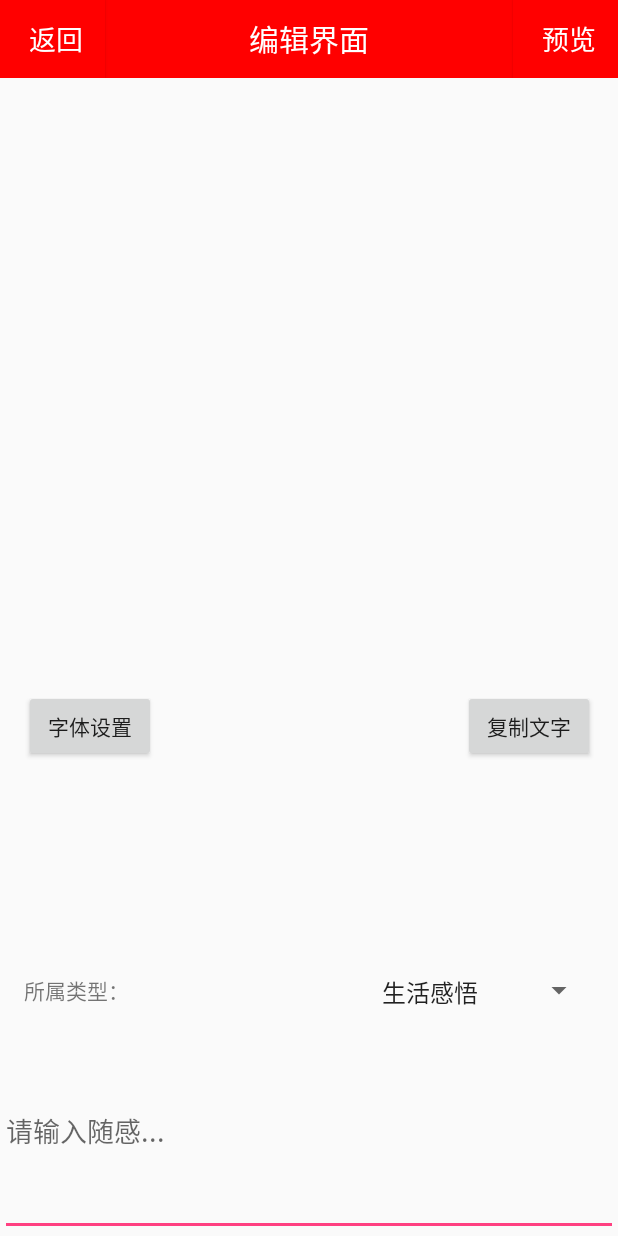
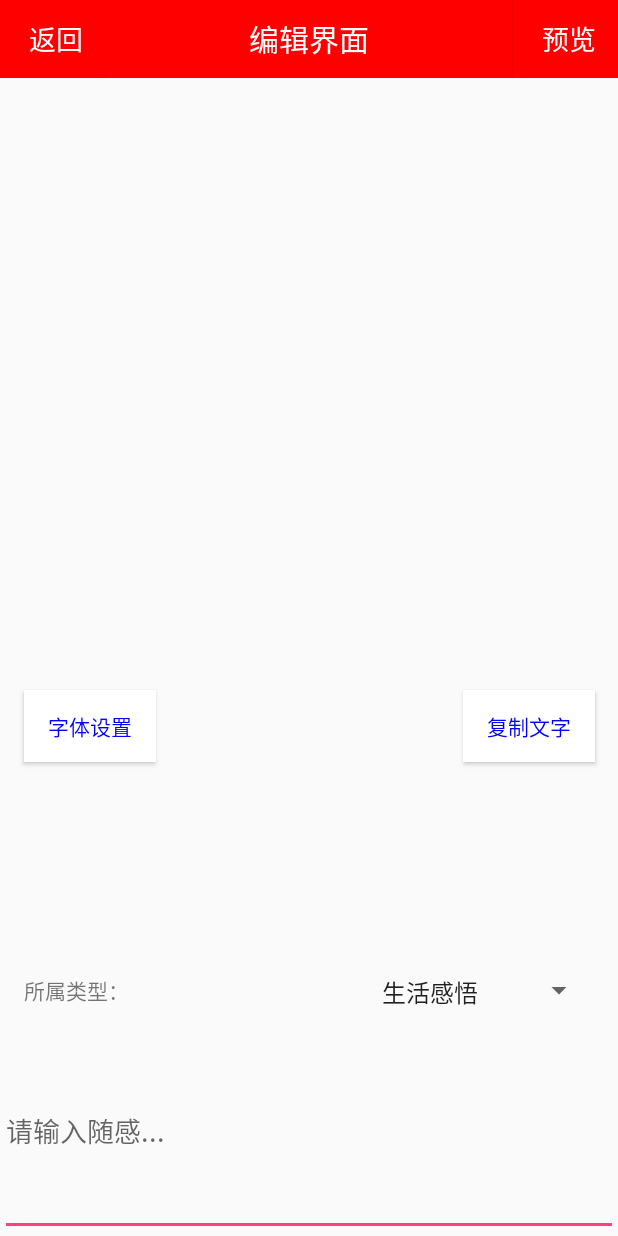
Before and after one commit to laizhiping/teamwork, an Android app: the layout activity_edit.xml on its own in the app's theme, with its tools: preview values and no code run, on a phone screen of 412 x 824 dp. Run offline under Robolectric (Android 15) with nearby library versions, the phone set to English and light mode, and no system bars.

Commit message:
编辑界面

```diff
--- a/MindPicking/app/src/main/AndroidManifest.xml
+++ b/MindPicking/app/src/main/AndroidManifest.xml
@@ -9,7 +9,7 @@
         android:roundIcon="@mipmap/ic_launcher_round"
         android:supportsRtl="true"
         android:theme="@style/AppTheme">
-        <activity android:name=".MainActivity">
+        <activity android:name=".TitleActivity">
             <intent-filter>
                 <action android:name="android.intent.action.MAIN" />
 
--- a/MindPicking/app/src/main/java/com/example/acer/mindpicking/TitleActivity.java
+++ b/MindPicking/app/src/main/java/com/example/acer/mindpicking/TitleActivity.java
@@ -1,6 +1,4 @@
 package com.example.acer.mindpicking;
-
-import android.app.Activity;
 
 import android.app.Activity;
 import android.os.Bundle;
--- a/MindPicking/app/src/main/res/layout/activity_edit.xml
+++ b/MindPicking/app/src/main/res/layout/activity_edit.xml
@@ -66,6 +66,8 @@
         android:layout_alignParentStart="true"
         android:layout_marginBottom="141dp"
         android:layout_marginStart="16dp"
+        android:background="#ffffffff"
+        android:textColor="#0000FF"
         android:text="@string/button1" />
 
     <Button
@@ -75,6 +77,8 @@
         android:layout_marginRight="15dp"
         android:layout_alignParentRight="true"
         android:layout_alignTop="@+id/bt1"
+        android:background="#ffffffff"
+        android:textColor="#0000FF"
         android:text="@string/button2" />
 
     <EditText
```
